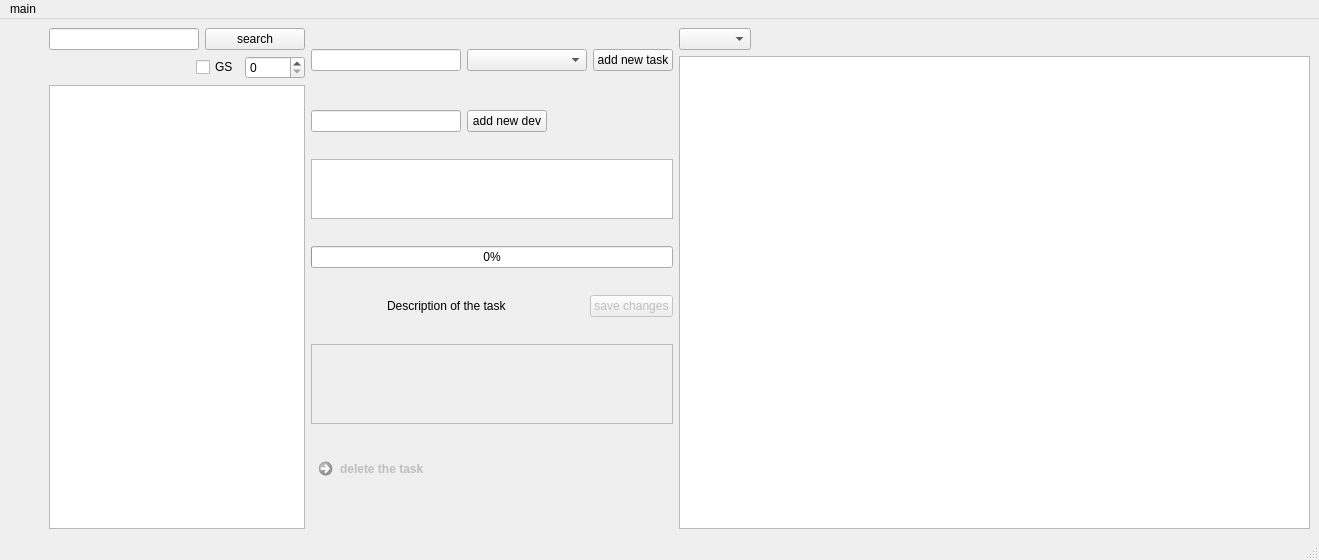
This is gantt.ui in thedanzjl/gantt as Qt 5 draws it before an edit. The edited form follows.
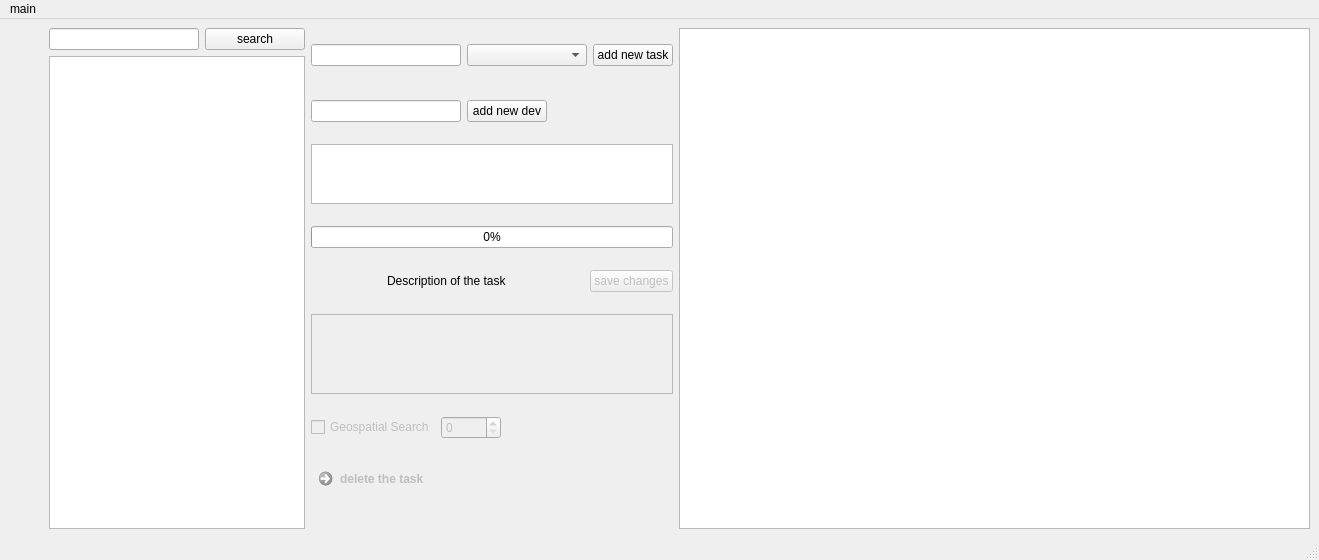
This is the edited form. Icons and pictures are not drawn.

Commit message: added interface to Gsearch

The edit to the form file:
```diff
--- a/gantt.ui
+++ b/gantt.ui
@@ -68,40 +68,6 @@
           </item>
          </layout>
         </item>
-        <item>
-         <layout class="QHBoxLayout" name="horizontalLayout_7">
-          <item>
-           <spacer name="horizontalSpacer_6">
-            <property name="orientation">
-             <enum>Qt::Horizontal</enum>
-            </property>
-            <property name="sizeHint" stdset="0">
-             <size>
-              <width>40</width>
-              <height>20</height>
-             </size>
-            </property>
-           </spacer>
-          </item>
-          <item>
-           <widget class="QCheckBox" name="checkBox">
-            <property name="text">
-             <string>GS</string>
-            </property>
-           </widget>
-          </item>
-          <item>
-           <widget class="QSpinBox" name="spinBox">
-            <property name="minimumSize">
-             <size>
-              <width>60</width>
-              <height>0</height>
-             </size>
-            </property>
-           </widget>
-          </item>
-         </layout>
-        </item>
         <item>
          <widget class="QTableWidget" name="mainTable">
           <property name="maximumSize">
@@ -345,6 +311,55 @@
           </property>
          </widget>
         </item>
+        <item>
+         <layout class="QHBoxLayout" name="horizontalLayout">
+          <item>
+           <widget class="QCheckBox" name="GSBox">
+            <property name="enabled">
+             <bool>false</bool>
+            </property>
+            <property name="toolTip">
+             <string>turn geospatial search mode on/off</string>
+            </property>
+            <property name="text">
+             <string>Geospatial Search</string>
+            </property>
+           </widget>
+          </item>
+          <item>
+           <widget class="QSpinBox" name="GSTopNspinBox">
+            <property name="enabled">
+             <bool>false</bool>
+            </property>
+            <property name="minimumSize">
+             <size>
+              <width>60</width>
+              <height>0</height>
+             </size>
+            </property>
+            <property name="toolTip">
+             <string>choose top N tasks most closest to this one</string>
+            </property>
+            <property name="value">
+             <number>0</number>
+            </property>
+           </widget>
+          </item>
+          <item>
+           <spacer name="horizontalSpacer_4">
+            <property name="orientation">
+             <enum>Qt::Horizontal</enum>
+            </property>
+            <property name="sizeHint" stdset="0">
+             <size>
+              <width>40</width>
+              <height>20</height>
+             </size>
+            </property>
+           </spacer>
+          </item>
+         </layout>
+        </item>
         <item>
          <widget class="QCommandLinkButton" name="deleteTaskButton">
           <property name="enabled">
@@ -371,26 +386,6 @@
     </item>
     <item>
      <layout class="QVBoxLayout" name="verticalLayout_2">
-      <item>
-       <layout class="QHBoxLayout" name="horizontalLayout">
-        <item>
-         <widget class="QComboBox" name="comboBox"/>
-        </item>
-        <item>
-         <spacer name="horizontalSpacer_4">
-          <property name="orientation">
-           <enum>Qt::Horizontal</enum>
-          </property>
-          <property name="sizeHint" stdset="0">
-           <size>
-            <width>40</width>
-            <height>20</height>
-           </size>
-          </property>
-         </spacer>
-        </item>
-       </layout>
-      </item>
       <item>
        <widget class="QTableWidget" name="tableWidget">
         <property name="editTriggers">
```
The commit also changes 1 other file.
